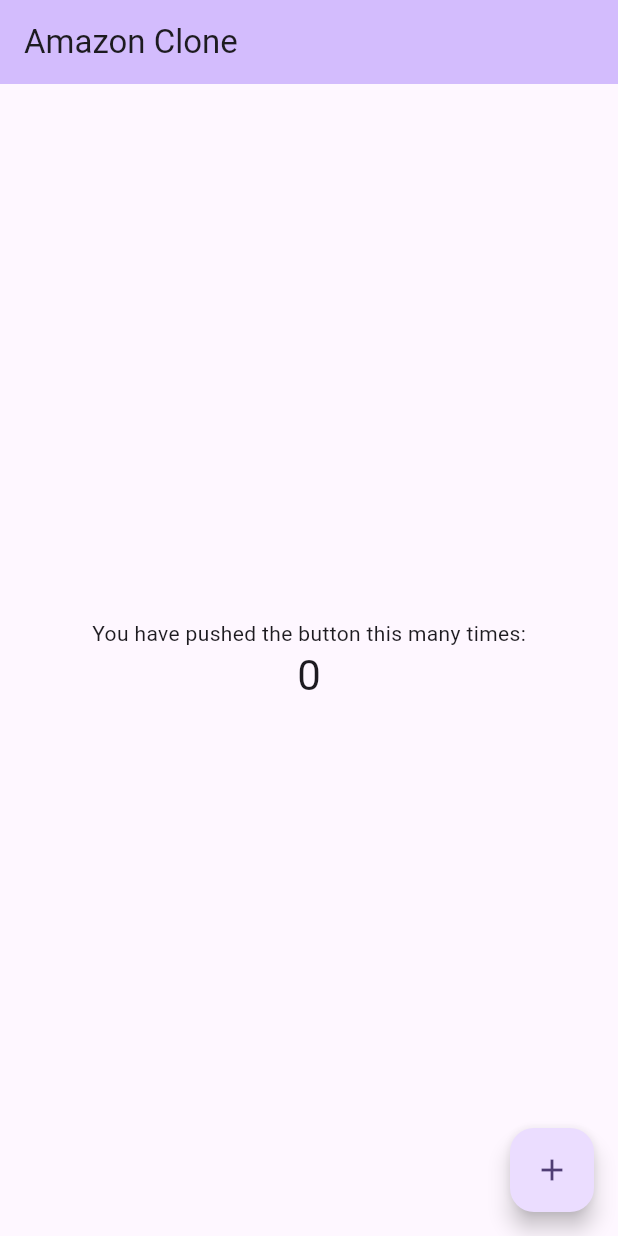
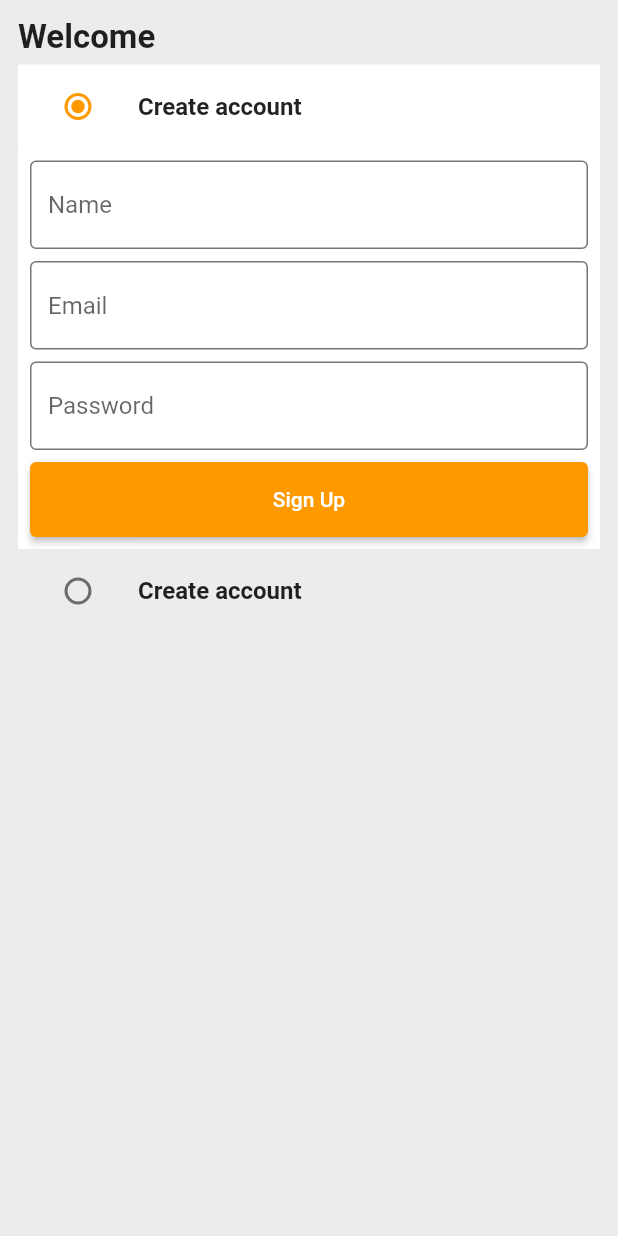
Before and after one commit to LakshyaChauhan/amazon_clone, a Flutter app: the screen it shows after launch, on a phone screen of 412 x 824 dp. Run offline on Flutter 3.47's test engine with Material 2 defaults, Android fonts, the phone set to English and light mode, and no system bars.

```diff
--- /dev/null
+++ b/lib/common/widgets/custom_textfield.dart
@@ -0,0 +1,25 @@
+import 'package:flutter/material.dart';
+
+class CustomTextField extends StatelessWidget {
+  const CustomTextField(
+      {super.key, required this.controller, required this.hintText});
+
+  final TextEditingController controller;
+  final String hintText;
+
+  @override
+  Widget build(BuildContext context) {
+    return TextFormField(
+      controller: controller,
+      decoration: InputDecoration(
+          hintText: hintText,
+          border: const OutlineInputBorder(
+              borderSide: BorderSide(color: Colors.black45)),
+          enabledBorder: const OutlineInputBorder(
+              borderSide: BorderSide(color: Colors.black54))),
+      validator: (val) {
+        return null;
+      },
+    );
+  }
+}
--- /dev/null
+++ b/lib/common/widgets/custombutton.dart
@@ -0,0 +1,18 @@
+import 'package:flutter/material.dart';
+
+class CustomButton extends StatelessWidget {
+  const CustomButton({super.key, required this.onTap, required this.text});
+
+  final VoidCallback onTap;
+  final String text;
+
+  @override
+  Widget build(BuildContext context) {
+    return ElevatedButton(
+      style: ElevatedButton.styleFrom(
+          minimumSize: const Size(double.infinity, 50)),
+      onPressed: onTap,
+      child: Text(text),
+    );
+  }
+}
--- /dev/null
+++ b/lib/constants/global_variables.dart
@@ -0,0 +1,19 @@
+import 'package:flutter/material.dart';
+
+class GlobalVariables{
+
+   // COLORS
+  static const appBarGradient = LinearGradient(
+    colors: [
+      Color.fromARGB(255, 29, 201, 192),
+      Color.fromARGB(255, 125, 221, 216),
+    ],
+    stops: [0.5, 1.0],
+  );
+
+  static const secondaryColor = Color.fromRGBO(255, 153, 0, 1);
+  static const backgroundColor = Colors.white;
+  static const Color greyBackgroundCOlor = Color(0xffebecee);
+  static var selectedNavBarColor = Colors.cyan[800]!;
+  static const unselectedNavBarColor = Colors.black87;
+}
--- /dev/null
+++ b/lib/features/auth/screens/auth_screen.dart
@@ -0,0 +1,139 @@
+import 'package:amazon_clone/common/widgets/custom_textfield.dart';
+import 'package:amazon_clone/common/widgets/custombutton.dart';
+import 'package:amazon_clone/constants/global_variables.dart';
+import 'package:flutter/material.dart';
+
+enum Auth { signin, signup }
+
+class AuthScreen extends StatefulWidget {
+  static const String routeName = '/auth-screen';
+  const AuthScreen({super.key});
+
+  @override
+  State<AuthScreen> createState() => _AuthScreenState();
+}
+
+class _AuthScreenState extends State<AuthScreen> {
+  Auth _auth = Auth.signup;
+  final _signUpkey = GlobalKey<FormState>();
+  final _signInkey = GlobalKey<FormState>();
+
+  final TextEditingController _nameController = TextEditingController();
+  final TextEditingController _emailController = TextEditingController();
+  final TextEditingController _passwordController = TextEditingController();
+
+  @override
+  void dispose() {
+    _nameController.dispose();
+    _emailController.dispose();
+    _passwordController.dispose();
+    super.dispose();
+  }
+
+  @override
+  Widget build(BuildContext context) {
+    return Scaffold(
+      backgroundColor: GlobalVariables.greyBackgroundCOlor,
+      body: SafeArea(
+        child: Padding(
+          padding: const EdgeInsets.all(12),
+          child: Column(
+            crossAxisAlignment: CrossAxisAlignment.start,
+            children: [
+              const Text(
+                'Welcome',
+                style: TextStyle(fontSize: 22, fontWeight: FontWeight.w700),
+              ),
+              const SizedBox(height: 5),
+              ListTile(
+                tileColor: _auth == Auth.signup
+                    ? GlobalVariables.backgroundColor
+                    : GlobalVariables.greyBackgroundCOlor,
+                title: const Text(
+                  'Create account',
+                  style: TextStyle(fontWeight: FontWeight.bold),
+                ),
+                leading: Radio(
+                    activeColor: GlobalVariables.secondaryColor,
+                    value: Auth.signup,
+                    groupValue: _auth,
+                    onChanged: (Auth? val) {
+                      setState(() {
+                        _auth = val!;
+                      });
+                    }),
+              ),
+              if (_auth == Auth.signup)
+                Container(
+                  color: Colors.white,
+                  padding: const EdgeInsets.all(8),
+                  child: Form(
+                    key: _signUpkey,
+                    child: Column(
+                      children: [
+                        CustomTextField(
+                            controller: _nameController, hintText: 'Name'),
+                        const SizedBox(height: 8),
+                        CustomTextField(
+                          controller: _emailController,
+                          hintText: 'Email',
+                        ),
+                        const SizedBox(height: 8),
+                        CustomTextField(
+                          controller: _passwordController,
+                          hintText: 'Password',
+                        ),
+                        const SizedBox(height: 8),
+                        CustomButton(onTap: () {}, text: 'Sign Up')
+                      ],
+                    ),
+                  ),
+                ),
+              ListTile(
+                tileColor: _auth == Auth.signin
+                    ? GlobalVariables.backgroundColor
+                    : GlobalVariables.greyBackgroundCOlor,
+                title: const Text(
+                  'Create account',
+                  style: TextStyle(fontWeight: FontWeight.bold),
+                ),
+                leading: Radio(
+                    activeColor: GlobalVariables.secondaryColor,
+                    value: Auth.signin,
+                    groupValue: _auth,
+                    onChanged: (Auth? val) {
+                      setState(() {
+                        _auth = val!;
+                      });
+                    }),
+              ),
+              if (_auth == Auth.signin)
+                Container(
+                  color: Colors.white,
+                  padding: const EdgeInsets.all(8),
+                  child: Form(
+                    key: _signInkey,
+                    child: Column(
+                      children: [
+                        CustomTextField(
+                          controller: _emailController,
+                          hintText: 'Email',
+                        ),
+                        const SizedBox(height: 8),
+                        CustomTextField(
+                          controller: _passwordController,
+                          hintText: 'Password',
+                        ),
+                        const SizedBox(height: 8),
+                        CustomButton(onTap: () {}, text: 'Sign Up')
+                      ],
+                    ),
+                  ),
+                ),
+            ],
+          ),
+        ),
+      ),
+    );
+  }
+}
--- a/lib/main.dart
+++ b/lib/main.dart
@@ -1,3 +1,6 @@
+import 'package:amazon_clone/constants/global_variables.dart';
+import 'package:amazon_clone/features/auth/screens/auth_screen.dart';
+import 'package:amazon_clone/router.dart';
 import 'package:flutter/material.dart';
 
 void main() {
@@ -13,113 +16,17 @@
     return MaterialApp(
       title: 'Amazon Clone',
       theme: ThemeData(
-        // This is the theme of your application.
-        //
-        // TRY THIS: Try running your application with "flutter run". You'll see
-        // the application has a blue toolbar. Then, without quitting the app,
-        // try changing the seedColor in the colorScheme below to Colors.green
-        // and then invoke "hot reload" (save your changes or press the "hot
-        // reload" button in a Flutter-supported IDE, or press "r" if you used
-        // the command line to start the app).
-        //
-        // Notice that the counter didn't reset back to zero; the application
-        // state is not lost during the reload. To reset the state, use hot
-        // restart instead.
-        //
-        // This works for code too, not just values: Most code changes can be
-        // tested with just a hot reload.
-        colorScheme: ColorScheme.fromSeed(seedColor: Colors.deepPurple),
-        useMaterial3: true,
+        colorScheme: const ColorScheme.light(
+          primary: GlobalVariables.secondaryColor,
+        ),
+        scaffoldBackgroundColor: GlobalVariables.backgroundColor,
+        appBarTheme: const AppBarTheme(
+          elevation: 0,
+          iconTheme: IconThemeData(color: Colors.black),
+        ),
       ),
-      home: const MyHomePage(title: 'Amazon Clone'),
+      onGenerateRoute: (settings) => generateRoute(settings),
+      home: const AuthScreen(),
     );
   }
 }
-
-class MyHomePage extends StatefulWidget {
-  const MyHomePage({super.key, required this.title});
-
-  // This widget is the home page of your application. It is stateful, meaning
-  // that it has a State object (defined below) that contains fields that affect
-  // how it looks.
-
-  // This class is the configuration for the state. It holds the values (in this
-  // case the title) provided by the parent (in this case the App widget) and
-  // used by the build method of the State. Fields in a Widget subclass are
-  // always marked "final".
-
-  final String title;
-
-  @override
-  State<MyHomePage> createState() => _MyHomePageState();
-}
-
-class _MyHomePageState extends State<MyHomePage> {
-  int _counter = 0;
-
-  void _incrementCounter() {
-    setState(() {
-      // This call to setState tells the Flutter framework that something has
-      // changed in this State, which causes it to rerun the build method below
-      // so that the display can reflect the updated values. If we changed
-      // _counter without calling setState(), then the build method would not be
-      // called again, and so nothing would appear to happen.
-      _counter++;
-    });
-  }
-
-  @override
-  Widget build(BuildContext context) {
-    // This method is rerun every time setState is called, for instance as done
-    // by the _incrementCounter method above.
-    //
-    // The Flutter framework has been optimized to make rerunning build methods
-    // fast, so that you can just rebuild anything that needs updating rather
-    // than having to individually change instances of widgets.
-    return Scaffold(
-      appBar: AppBar(
-        // TRY THIS: Try changing the color here to a specific color (to
-        // Colors.amber, perhaps?) and trigger a hot reload to see the AppBar
-        // change color while the other colors stay the same.
-        backgroundColor: Theme.of(context).colorScheme.inversePrimary,
-        // Here we take the value from the MyHomePage object that was created by
-        // the App.build method, and use it to set our appbar title.
-        title: Text(widget.title),
-      ),
-      body: Center(
-        // Center is a layout widget. It takes a single child and positions it
-        // in the middle of the parent.
-        child: Column(
-          // Column is also a layout widget. It takes a list of children and
-          // arranges them vertically. By default, it sizes itself to fit its
-          // children horizontally, and tries to be as tall as its parent.
-          //
-          // Column has various properties to control how it sizes itself and
-          // how it positions its children. Here we use mainAxisAlignment to
-          // center the children vertically; the main axis here is the vertical
-          // axis because Columns are vertical (the cross axis would be
-          // horizontal).
-          //
-          // TRY THIS: Invoke "debug painting" (choose the "Toggle Debug Paint"
-          // action in the IDE, or press "p" in the console), to see the
-          // wireframe for each widget.
-          mainAxisAlignment: MainAxisAlignment.center,
-          children: <Widget>[
-            const Text(
-              'You have pushed the button this many times:',
-            ),
-            Text(
-              '$_counter',
-              style: Theme.of(context).textTheme.headlineMedium,
-            ),
-          ],
-        ),
-      ),
-      floatingActionButton: FloatingActionButton(
-        onPressed: _incrementCounter,
-        tooltip: 'Increment',
-        child: const Icon(Icons.add),
-      ), // This trailing comma makes auto-formatting nicer for build methods.
-    );
-  }
-}
--- /dev/null
+++ b/lib/router.dart
@@ -0,0 +1,16 @@
+import 'package:amazon_clone/features/auth/screens/auth_screen.dart';
+import 'package:flutter/material.dart';
+
+Route<dynamic> generateRoute(RouteSettings routeSettings) {
+  switch (routeSettings.name) {
+    case AuthScreen.routeName:
+      return MaterialPageRoute(builder: (_) => const AuthScreen());
+    default:
+      return MaterialPageRoute(
+          builder: (_) => const Scaffold(
+                body: Center(
+                  child: Text('Screen does not  exist'),
+                ),
+              ));
+  }
+}
```
Also changed, not shown: 2 other files.
